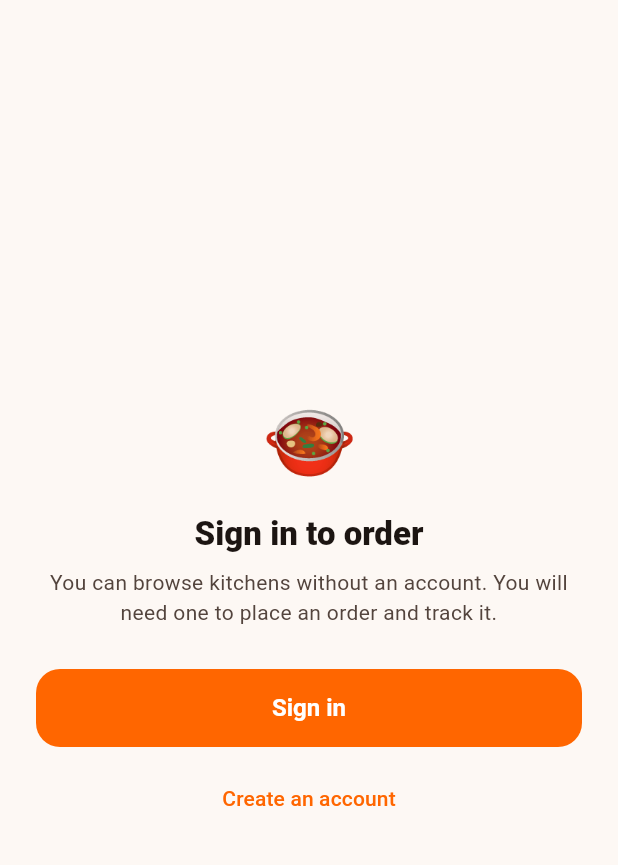
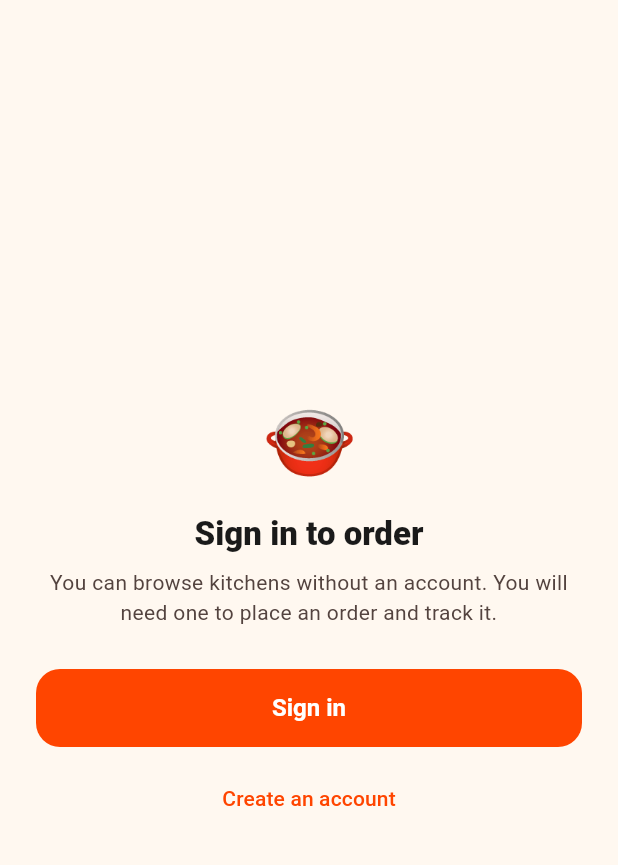
Before and after one commit to Thabang-ai/LokshinEats, a Flutter app: the screen it shows after launch, after a tap on the "account circle" icon, on a phone screen of 412 x 824 dp, the part 54-919 px from its top. Run offline on Flutter 3.47's test engine with Material 3 defaults, Android fonts, the phone set to English and light mode, and no system bars; our stand-ins replace firebase_auth, firebase_core, firebase_messaging, flutter_riverpod, shared_preferences; accounts and stored records are empty; network calls fail.

Commit message:
Dress the apps in the website's palette
The apps had drifted into their own identity: a different orange (#FF6600
against the site's #FF4500), a different cream, outlined cards where the site
has warm shadows, and a dark mode that followed the phone - so someone who
ordered on the site and then opened the app met what looked like a different
product. The site has no dark mode at all.

The colours are now the site's tokens value for value, straight from
app/globals.css. Cards are raised with a brand-tinted shadow as the site's
--shadow-md does, kitchen banners match its h-48 with the same
primary -> primary-light fallback gradient, and the kitchen's name carries
the card at the site's text-xl.

All three apps are light-only now. The dark scheme stays built and tested for
whenever the website grows one.

Co-Authored-By: Claude Opus 5 <noreply@anthropic.com>

```diff
--- a/apps/customer/lib/app.dart
+++ b/apps/customer/lib/app.dart
@@ -24,9 +24,11 @@ class LokshinEatsApp extends StatelessWidget {
       debugShowCheckedModeBanner: false,
       theme: AppTheme.light,
       darkTheme: AppTheme.dark,
-      // Follows the device. Both schemes are built and tested, so there is no
-      // reason to force one on someone who has already chosen.
-      themeMode: ThemeMode.system,
+      // Light, like the website. Following the device put customers in a
+      // dark app that looked like a different product from the site they
+      // ordered on an hour earlier. The dark scheme is still built, for
+      // whenever the website grows one.
+      themeMode: ThemeMode.light,
       home: const StoresPage(),
     );
   }
--- a/apps/customer/lib/features/stores/pages/store_detail_page.dart
+++ b/apps/customer/lib/features/stores/pages/store_detail_page.dart
@@ -505,7 +505,9 @@ class _DishPhoto extends StatelessWidget {
                 errorBuilder: (context, _, _) => _NoPhoto(theme: theme),
                 loadingBuilder: (context, child, progress) => progress == null
                     ? child
-                    : ColoredBox(color: theme.colorScheme.surfaceContainerHighest),
+                    : ColoredBox(
+                        color: theme.colorScheme.surfaceContainerHighest,
+                      ),
               ),
       ),
     );
--- a/apps/vendor/lib/app.dart
+++ b/apps/vendor/lib/app.dart
@@ -20,7 +20,10 @@ class LokshinEatsVendorApp extends StatelessWidget {
       debugShowCheckedModeBanner: false,
       theme: AppTheme.light,
       darkTheme: AppTheme.dark,
-      themeMode: ThemeMode.system,
+      // Light, like the website, so all three apps and the site look like one
+      // product. The dark scheme is still built for whenever the site grows
+      // one.
+      themeMode: ThemeMode.light,
       home: const VendorHomePage(),
     );
   }
--- a/packages/lokshineats_core/lib/theme/app_theme.dart
+++ b/packages/lokshineats_core/lib/theme/app_theme.dart
@@ -14,27 +14,44 @@ library;
 
 import 'package:flutter/material.dart';
 
+/// The website's palette, value for value.
+///
+/// These are the tokens in `app/globals.css`, not an interpretation of them:
+/// someone who orders on the site and then installs the app should not feel
+/// they have changed product. Where a Material role has no web equivalent it
+/// is derived from these rather than invented.
 class AppColors {
   const AppColors._();
 
-  /// LokshinEats orange — the existing brand colour.
-  static const Color brand = Color(0xFFFF6600);
+  /// --primary: the red-orange the whole site is built on.
+  static const Color brand = Color(0xFFFF4500);
 
-  /// Clay, for secondary emphasis.
-  static const Color clay = Color(0xFFB5432A);
+  /// --primary-light and --primary-dark, used for gradients and pressed states.
+  static const Color brandLight = Color(0xFFFF6B35);
+  static const Color brandDark = Color(0xFFCC3700);
 
-  /// Maize, used sparingly for accents like ratings.
-  static const Color maize = Color(0xFFF2B233);
+  /// --warm-orange, for secondary emphasis.
+  static const Color clay = Color(0xFFFF8C00);
 
-  /// Warm near-black, for text and dark surfaces.
-  static const Color charcoal = Color(0xFF1C1512);
+  /// --appetite-yellow, used for ratings and highlights, as the site does.
+  static const Color maize = Color(0xFFFFB347);
 
-  /// Warm off-white page background.
-  static const Color sand = Color(0xFFFDF8F4);
+  /// --accent: gold.
+  static const Color gold = Color(0xFFFFD700);
 
-  /// Success and failure, warmed slightly to sit with the palette.
-  static const Color leaf = Color(0xFF2E7D4F);
-  static const Color chilli = Color(0xFFC0392B);
+  /// --foreground: the site's near-black text.
+  static const Color charcoal = Color(0xFF1A1A1A);
+
+  /// --background: warm cream. The site has no dark mode; this is *the*
+  /// background people recognise.
+  static const Color sand = Color(0xFFFFF8F0);
+
+  /// --gray, for secondary copy.
+  static const Color stone = Color(0xFF6B7280);
+
+  /// --success and --error.
+  static const Color leaf = Color(0xFF10B981);
+  static const Color chilli = Color(0xFFDC143C);
 }
 
 /// Status colours that stay readable in both themes.
@@ -125,15 +142,23 @@ class AppTheme {
         ),
       ),
       cardTheme: CardThemeData(
-        elevation: 0,
+        // The site lifts its cards off the cream with a warm shadow
+        // (--shadow-md is tinted with the brand orange, not grey), so the
+        // same card here is raised rather than outlined.
+        elevation: isLight ? 3 : 0,
+        shadowColor: isLight
+            ? AppColors.brand.withValues(alpha: 0.18)
+            : Colors.transparent,
+        surfaceTintColor: Colors.transparent,
         margin: EdgeInsets.zero,
         color: scheme.surface,
         shape: RoundedRectangleBorder(
           borderRadius: BorderRadius.circular(radius),
-          // A hairline border instead of a shadow: on a warm background a
-          // drop shadow muddies, while a border keeps cards crisp in both
-          // light and dark.
-          side: BorderSide(color: scheme.outlineVariant.withValues(alpha: 0.5)),
+          // Dark mode has no web counterpart to copy, and a shadow does
+          // nothing there, so it keeps the hairline that reads well.
+          side: isLight
+              ? BorderSide.none
+              : BorderSide(color: scheme.outlineVariant.withValues(alpha: 0.5)),
         ),
         clipBehavior: Clip.antiAlias,
       ),
```
Also changed, not shown: apps/customer/lib/features/stores/widgets/store_card.dart (+5 -7 lines), apps/driver/lib/app.dart (+4 -3 lines).
